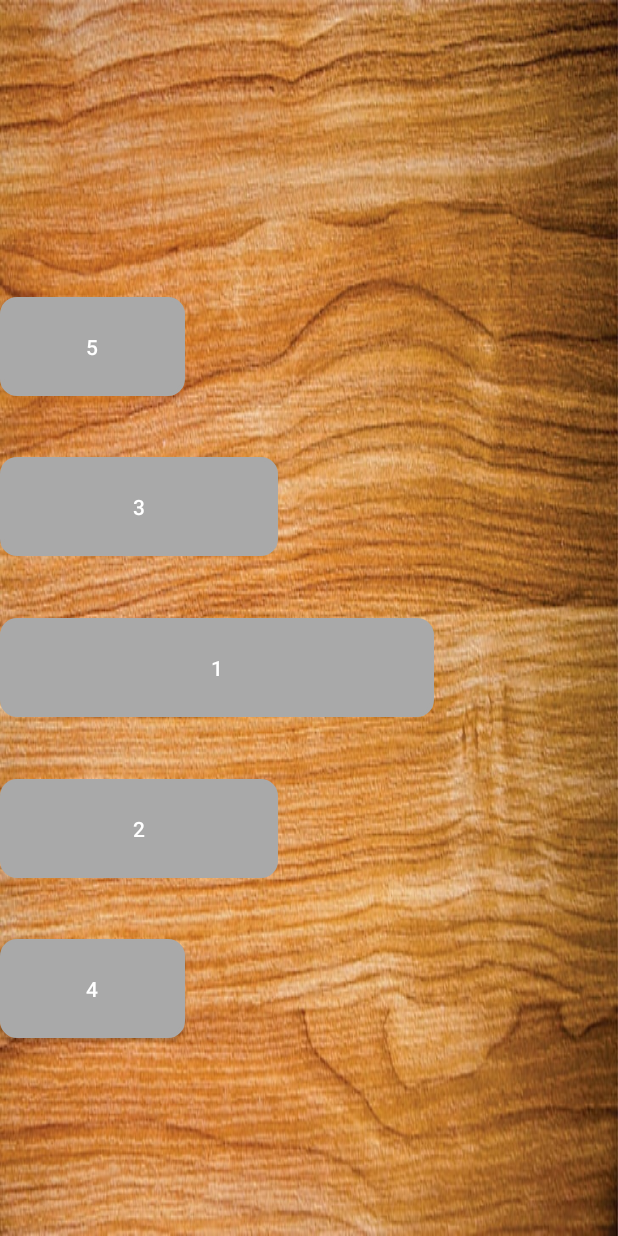
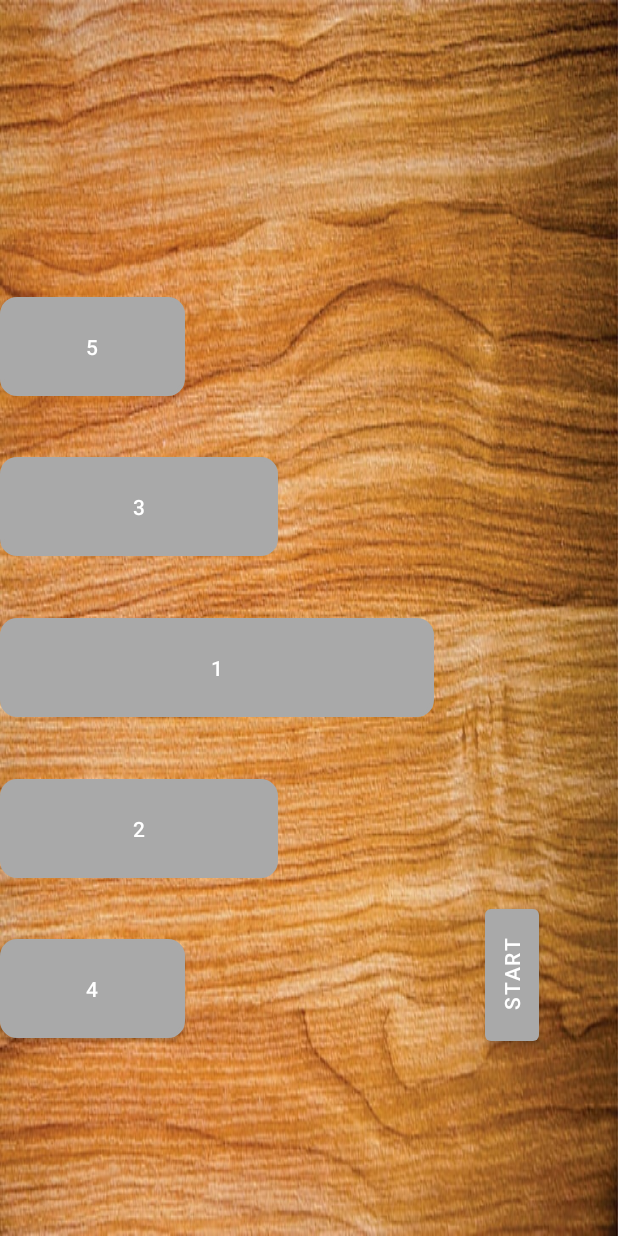
Before and after one commit to taldul/Kalimba-App, an Android app: the layout activity_main.xml on its own in the app's theme, with its tools: preview values and no code run, on a phone screen of 412 x 824 dp. Run offline under Robolectric (Android 15) with nearby library versions, the phone set to English and light mode, and no system bars.

Commit message:
Added isStarted boolean

```diff
--- a/app/src/main/java/com/example/myapplication/MainActivity.java
+++ b/app/src/main/java/com/example/myapplication/MainActivity.java
@@ -17,7 +17,8 @@ public class MainActivity extends AppCompatActivity {
     SwipeListener swipeListener;
     private SoundPool soundPool;
     private int sound_one, sound_two, sound_three, sound_four, sound_five;
-
+    private Button startButton;
+    private boolean isStarted;
 
     @Override
     protected void onCreate(Bundle savedInstanceState) {
@@ -29,6 +30,7 @@ public class MainActivity extends AppCompatActivity {
         three= (Button) findViewById(R.id.three);
         four= (Button) findViewById(R.id.four);
         five= (Button) findViewById(R.id.five);
+        startButton = (Button) findViewById(R.id.startButton);
 
         soundPool = new SoundPool.Builder().setMaxStreams(5).build();
 
--- a/app/src/main/res/layout/activity_main.xml
+++ b/app/src/main/res/layout/activity_main.xml
@@ -168,6 +168,15 @@
         android:orientation="horizontal"
         app:layout_constraintGuide_percent="0.84" />
 
+    <Button
+        android:id="@+id/startButton"
+        android:layout_width="wrap_content"
+        android:layout_height="wrap_content"
+        android:layout_marginStart="8dp"
+        android:rotation="-90"
+        android:text="Start"
+        app:layout_constraintStart_toStartOf="@+id/endTine1"
+        app:layout_constraintTop_toBottomOf="@+id/topTine4"  />
 
 
 </androidx.constraintlayout.widget.ConstraintLayout>
```
